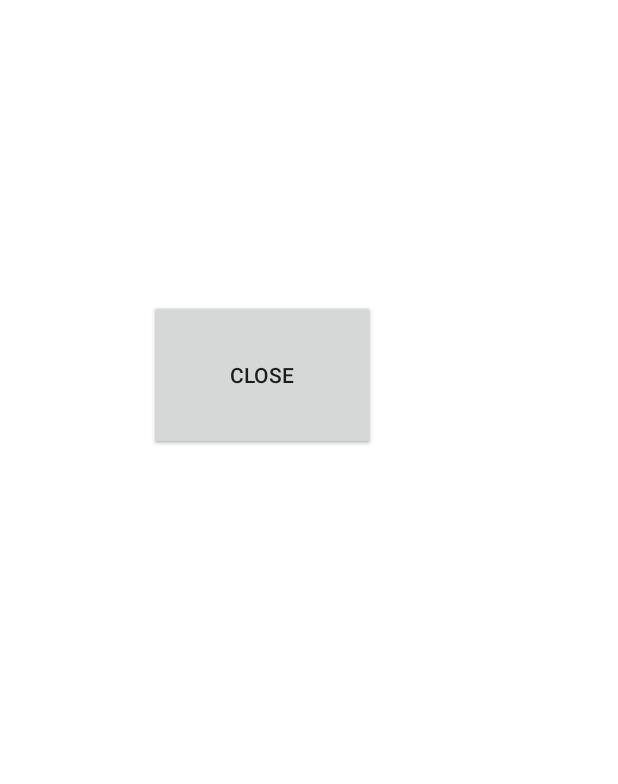
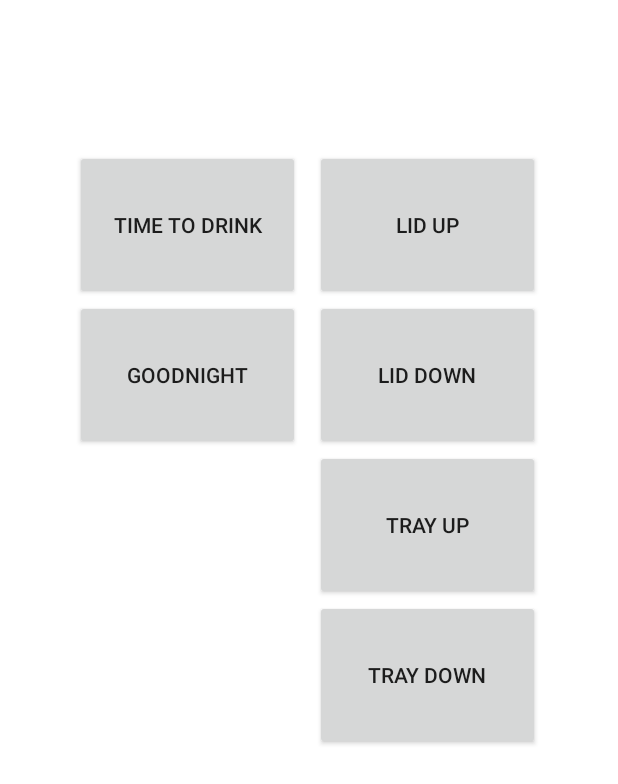
Before and after one commit to bullshock29/CTWoodCustoms, an Android app: the Controlling screen opened directly, with no data from a screen before it, on a phone screen of 412 x 824 dp. Shown: the top 784 px of the screen. Run offline under Robolectric (Android 15) with nearby library versions, the light colour scheme and no system bars; 7 statements that could not run were skipped.

Commit message:
Home Updates
Added buttons for individual control.
Added arduino code

```diff
--- a/app/src/main/java/com/example/ctwoodcustoms/Controlling.java
+++ b/app/src/main/java/com/example/ctwoodcustoms/Controlling.java
@@ -1,16 +1,23 @@
 package com.example.ctwoodcustoms;
+
+import android.Manifest;
 import android.app.Activity;
 import android.app.ProgressDialog;
 import android.bluetooth.BluetoothAdapter;
 import android.bluetooth.BluetoothDevice;
 import android.bluetooth.BluetoothSocket;
+import android.content.Context;
 import android.content.Intent;
+import android.content.pm.PackageManager;
 import android.os.AsyncTask;
 import android.os.Bundle;
 import android.util.Log;
 import android.view.View;
 import android.widget.Button;
 import android.widget.Toast;
+
+import androidx.core.app.ActivityCompat;
+
 import java.io.IOException;
 import java.io.InputStream;
 import java.nio.charset.StandardCharsets;
@@ -27,11 +34,11 @@ public class Controlling extends Activity {
     private boolean mIsBluetoothConnected = false;
     private Button mBtnDisconnect;
     private BluetoothDevice mDevice;
-    final static String on="92";//on
-    final static String off="79";//off
+    final static String on = "92";//on
+    final static String off = "79";//off
 
     private ProgressDialog progressDialog;
-    Button btnOpen, btnClose;
+    Button btnOpen, btnClose, btnLidUp, btnLidDn, btnTrayUp, btnTrayDn;
 
     enum ArdySignal {
         Tyler(0, "tyler"),
@@ -43,20 +50,18 @@ public class Controlling extends Activity {
         private java.lang.String name;
         private java.lang.Integer id;
 
-        ArdySignal(Integer id, String name)
-        {
+        ArdySignal(Integer id, String name) {
             this.id = id;
             this.name = name;
         }
 
-        public Integer getId()
-        {
+        public Integer getId() {
             return id;
         }
 
-        public byte[] getBytes()
-        {
-            byte[] test = id.toString().getBytes(StandardCharsets.UTF_8);
+        public byte[] getBytes() {
+            byte[] test = id.toString().getBytes(StandardCharsets.US_ASCII);
+            byte[] test2 = id.toString().getBytes(StandardCharsets.UTF_8);
             return id.toString().getBytes(StandardCharsets.UTF_8);
         }
     }
@@ -68,8 +73,12 @@ public class Controlling extends Activity {
 
         ActivityHelper.initialize(this);
         // mBtnDisconnect = (Button) findViewById(R.id.btnDisconnect);
-        btnOpen =(Button)findViewById(R.id.open);
-        btnClose =(Button)findViewById(R.id.close);
+        btnOpen = (Button) findViewById(R.id.open);
+        btnClose = (Button) findViewById(R.id.close);
+        btnLidUp = (Button) findViewById(R.id.lidup);
+        btnLidDn = (Button) findViewById(R.id.liddn);
+        btnTrayUp = (Button) findViewById(R.id.trayup);
+        btnTrayDn = (Button) findViewById(R.id.traydn);
 
         Intent intent = getIntent();
         Bundle b = intent.getExtras();
@@ -79,19 +88,47 @@ public class Controlling extends Activity {
 
         Log.d(TAG, "Ready");
 
-        btnOpen.setOnClickListener(new View.OnClickListener()
-        {
+        btnOpen.setOnClickListener(new View.OnClickListener() {
             @Override
             public void onClick(View v) {
                 openController();
-            }});
+            }
+        });
 
-        btnClose.setOnClickListener(new View.OnClickListener()
-        {
+        btnClose.setOnClickListener(new View.OnClickListener() {
             @Override
             public void onClick(View v) {
                 closeController();
-            }});
+            }
+        });
+
+        btnLidUp.setOnClickListener(new View.OnClickListener() {
+            @Override
+            public void onClick(View v) {
+                sendArdyMessage(ArdySignal.Motor1Up.getBytes());
+            }
+        });
+
+        btnLidDn.setOnClickListener(new View.OnClickListener() {
+            @Override
+            public void onClick(View v) {
+                sendArdyMessage(ArdySignal.Motor1Down.getBytes());
+            }
+        });
+
+        btnTrayUp.setOnClickListener(new View.OnClickListener() {
+            @Override
+            public void onClick(View v) {
+                sendArdyMessage(ArdySignal.Motor2Up.getBytes());
+            }
+        });
+
+        btnTrayDn.setOnClickListener(new View.OnClickListener() {
+            @Override
+            public void onClick(View v) {
+                sendArdyMessage(ArdySignal.Motor2Down.getBytes());
+            }
+        });
     }
 
     protected void openController() {
@@ -110,8 +147,7 @@ public class Controlling extends Activity {
         sendArdyMessage(ArdySignal.Motor2Down.getBytes());
     }
 
-    protected void sendArdyMessage(byte[] output)
-    {
+    protected void sendArdyMessage(byte[] output) {
         try {
             mBTSocket.getOutputStream().write(output);
         } catch (IOException e) {
@@ -256,6 +292,17 @@ public class Controlling extends Activity {
 
             try {
                 if (mBTSocket == null || !mIsBluetoothConnected) {
+                    if (ActivityCompat.checkSelfPermission(getApplicationContext(), Manifest.permission.BLUETOOTH_CONNECT) != PackageManager.PERMISSION_GRANTED) {
+                        // TODO: Consider calling
+                        //    ActivityCompat#requestPermissions
+                        // here to request the missing permissions, and then overriding
+                        //   public void onRequestPermissionsResult(int requestCode, String[] permissions,
+                        //                                          int[] grantResults)
+                        // to handle the case where the user grants the permission. See the documentation
+                        // for ActivityCompat#requestPermissions for more details.
+                        Toast.makeText(getApplicationContext(), "Could not select paired device.", Toast.LENGTH_LONG).show();
+                        return null;
+                    }
                     mBTSocket = mDevice.createInsecureRfcommSocketToServiceRecord(mDeviceUUID);
                     BluetoothAdapter.getDefaultAdapter().cancelDiscovery();
                     mBTSocket.connect();
--- a/app/src/main/res/layout/activity_controlling.xml
+++ b/app/src/main/res/layout/activity_controlling.xml
@@ -10,16 +10,48 @@
         android:id="@+id/open"
         android:layout_width="150dp"
         android:layout_height="100dp"
-        android:text="Open"
-        android:layout_marginTop="200dp"
-        android:layout_marginLeft="100dp"/>
+        android:text="Time to drink"
+        android:layout_marginTop="100dp"
+        android:layout_marginLeft="50dp"/>
 
     <Button
         android:id="@+id/close"
         android:layout_width="150dp"
         android:layout_height="100dp"
-        android:text="Close"
         android:layout_marginTop="200dp"
-        android:layout_marginLeft="100dp"/>
+        android:layout_marginLeft="50dp"
+        android:text="Goodnight" />
+
+    <Button
+        android:id="@+id/lidup"
+        android:layout_width="150dp"
+        android:layout_height="100dp"
+        android:layout_marginTop="100dp"
+        android:layout_marginLeft="210dp"
+        android:text="Lid Up" />
+
+    <Button
+        android:id="@+id/liddn"
+        android:layout_width="150dp"
+        android:layout_height="100dp"
+        android:layout_marginTop="200dp"
+        android:layout_marginLeft="210dp"
+        android:text="Lid Down" />
+
+    <Button
+        android:id="@+id/trayup"
+        android:layout_width="150dp"
+        android:layout_height="100dp"
+        android:layout_marginTop="300dp"
+        android:layout_marginLeft="210dp"
+        android:text="Tray Up" />
+
+    <Button
+        android:id="@+id/traydn"
+        android:layout_width="150dp"
+        android:layout_height="100dp"
+        android:layout_marginTop="400dp"
+        android:layout_marginLeft="210dp"
+        android:text="Tray Down" />
 
 </RelativeLayout>
```
Also changed, not shown: app/src/main/java/com/example/ctwoodcustoms/MainActivity.java (+40 -10 lines), 2 other files.
